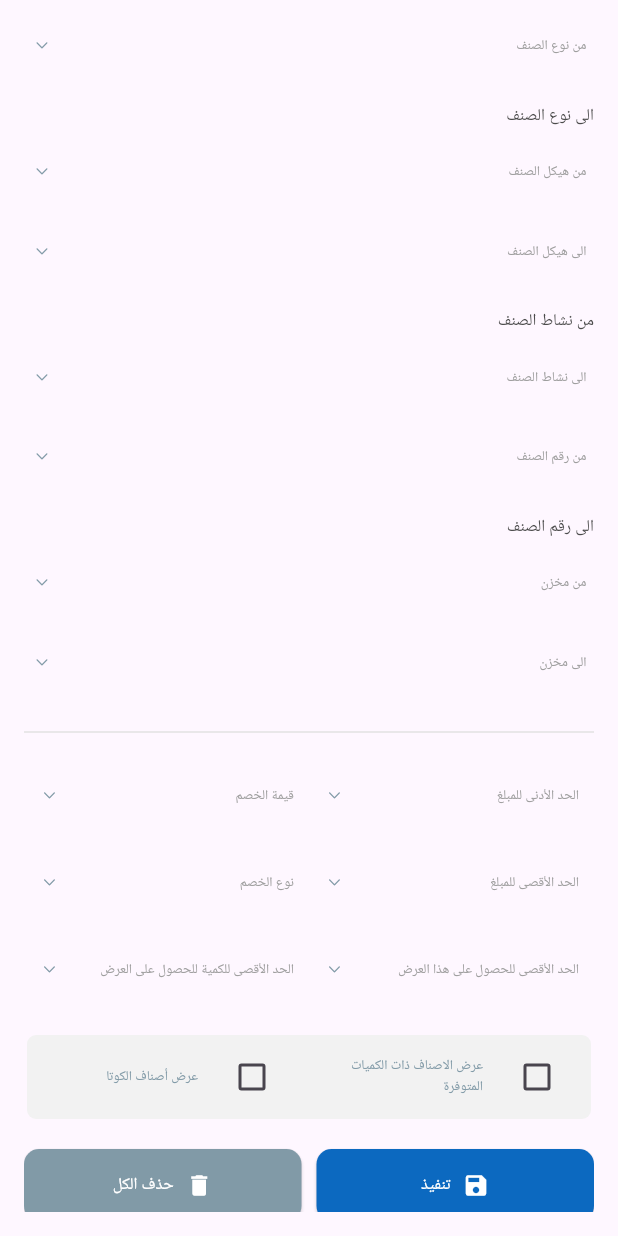
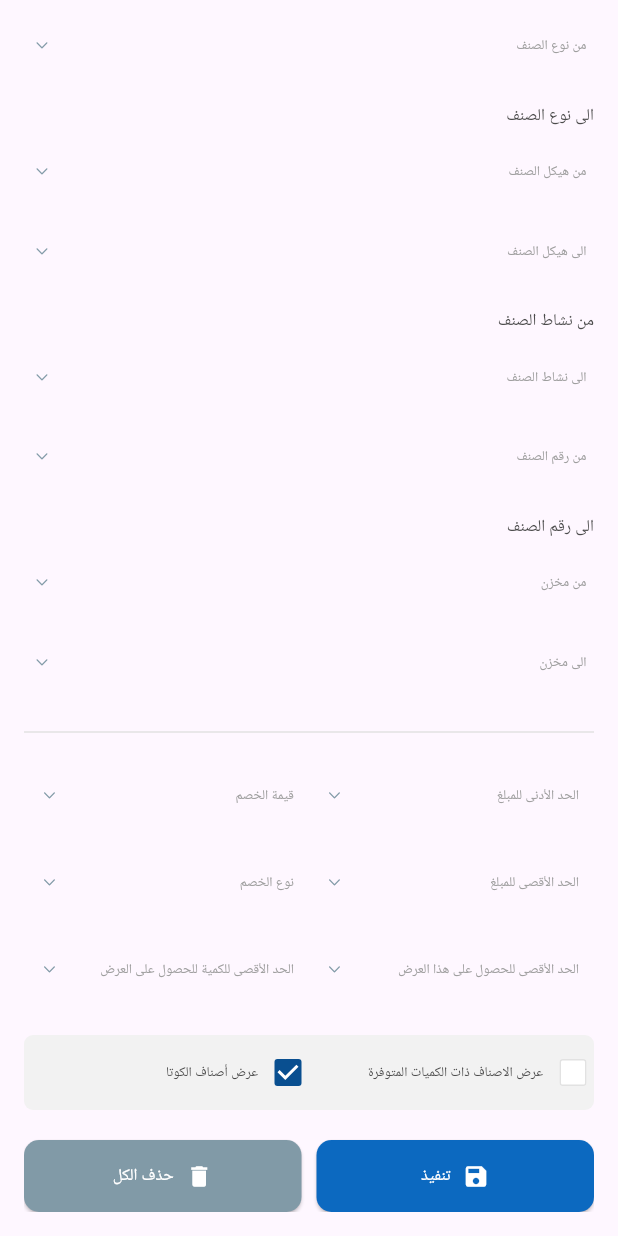
Before and after one commit to Sarthak-source/onix-drag-drop, a Flutter app: the DetailedSearchForm widget shown alone on an empty page, opened directly, scrolled down 368 dp, on a phone screen of 412 x 824 dp. Run offline on Flutter 3.47's test engine with Material 3 defaults, Android fonts, the phone set to English and light mode, and no system bars; our stand-ins replace dropdown_button2, flutter_bloc, get, shared_preferences; accounts and stored records are empty; Roboto replaces fonts that are missing (ReadexPro).

Commit message:
checkbox fix

```diff
--- a/lib/core/widgets/detailed_search_form/detailed_search_form.dart
+++ b/lib/core/widgets/detailed_search_form/detailed_search_form.dart
@@ -7,6 +7,7 @@ import 'package:reorderlist/core/theme/styles.dart';
 import 'package:reorderlist/core/widgets/custom_drop_down_with_text_form.dart';
 import 'package:reorderlist/core/widgets/flexible_wrap_widget.dart';
 import 'package:reorderlist/core/widgets/flexible_wrap_with_width_widget.dart';
+import 'package:reorderlist/core/widgets/title_check_box.dart';
 
 import 'cubite/detailed_search_cubite.dart';
 import 'cubite/detailed_search_state.dart';
@@ -336,11 +337,13 @@ class DetailedSearchForm extends StatelessWidget {
                 ),
                 const SizedBox(height: 20),
                 Container(
+                  height: 50,
                   decoration: BoxDecoration(
                     color: kGrayIX, // Background color
                     borderRadius: BorderRadius.circular(6), // Border radius
                   ),
                   // Add child widgets here if needed
+                  child: Center(
                     child: FlexibleWrapWidget(
                       itemWidth: context.read<ResponsiveCubit>().getWidth(context,
                           ratioDesktop: 0.4,
@@ -348,23 +351,18 @@ class DetailedSearchForm extends StatelessWidget {
                           ratioMobile: 0.4,
                           ratioTablet: 0.4),
                       children: [
-                      CheckboxListTile(
-                        controlAffinity: ListTileControlAffinity.leading,
-                        title: Text('show_items_with_available_quantities'.tr,
-                            style: AppStyles.styleLight12(context)),
+                        TitleCheckBox(
+                          title: 'show_items_with_available_quantities'.tr,
                           value: false,
-                        onChanged: (bool? value) {},
+                          onPress: (value) {},
                         ),
-                      CheckboxListTile(
-                        controlAffinity: ListTileControlAffinity.leading,
-                        title: Text(
-                          'show_quota_items'.tr,
-                          style: AppStyles.styleLight12(context),
-                        ),
-                        value: false,
-                        onChanged: (bool? value) {},
+                        TitleCheckBox(
+                          title: 'show_quota_items'.tr,
+                          value: true,
+                          onPress: (value) {},
                         ),
                       ],
+                    ),
                   ),
                 ),
                 const SizedBox(height: 20),
--- /dev/null
+++ b/lib/core/widgets/spacer.dart
@@ -0,0 +1,9 @@
+import 'package:flutter/material.dart';
+
+class WSpacer extends SizedBox {
+  const WSpacer(double size, {super.key}) : super(width: size);
+}
+
+class HSpacer extends SizedBox {
+  const HSpacer(double size, {super.key}) : super(height: size);
+}
--- /dev/null
+++ b/lib/core/widgets/title_check_box.dart
@@ -0,0 +1,48 @@
+import 'package:flutter/material.dart';
+import 'package:reorderlist/core/theme/colors.dart';
+import 'package:reorderlist/core/theme/styles.dart';
+import 'package:reorderlist/core/widgets/spacer.dart';
+
+class TitleCheckBox extends StatelessWidget {
+  final String title;
+  final TextStyle? style;
+  final bool value;
+  final Function(bool) onPress;
+  const TitleCheckBox({
+    required this.title,
+    this.style,
+    required this.value,
+    required this.onPress,super.key});
+
+  @override
+  Widget build(BuildContext context) {
+    return Padding(
+      padding: const EdgeInsets.symmetric(vertical: 8,horizontal: 2),
+      child: Row(
+        children: [
+          SizedBox(
+            width: 20,
+            height:10 ,
+            child: Checkbox(
+                materialTapTargetSize: MaterialTapTargetSize.padded,
+                value: value,
+                hoverColor: Colors.transparent,
+                fillColor: WidgetStateProperty.all<Color>(value
+                    ? kPrimaryColor : whiteColor),
+                checkColor: whiteColor,
+                activeColor: whiteColor,
+                side: const BorderSide(color: dividerColor),
+                onChanged:(val){
+                  onPress(val ?? false);
+                },
+              ),
+          ),
+          const WSpacer(10),
+
+          Text(title,
+              style: style ?? AppStyles.styleRegular12(context)),
+        ],
+      ),
+    );
+  }
+}
```
Lines whose indentation alone changed are shown as unchanged.
